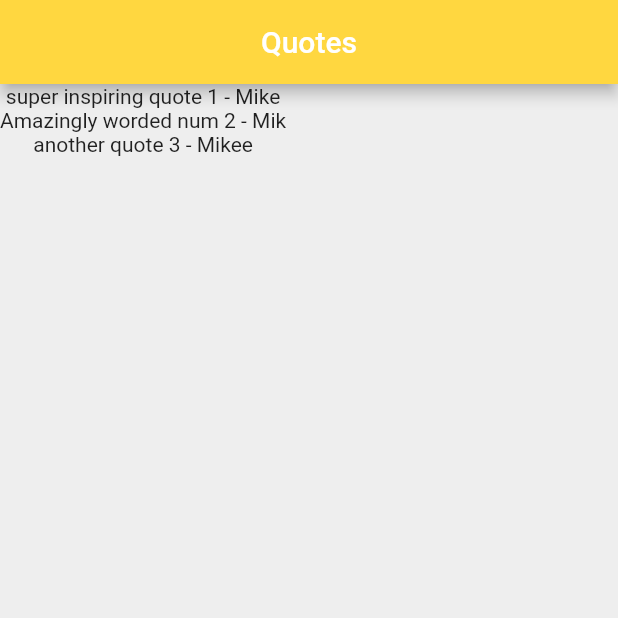
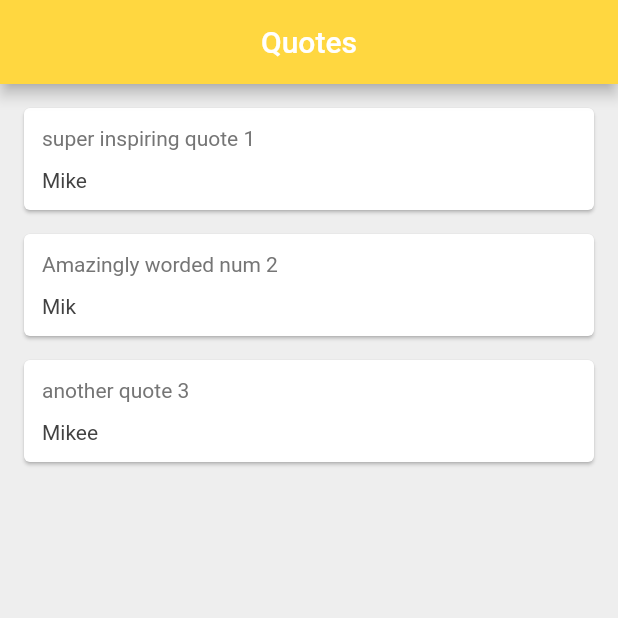
Before and after one commit to Mike-Yates/Flutter_practice_project2, a Flutter app: the screen it shows after launch, on a phone screen of 412 x 824 dp, the top half of it. Run offline on Flutter 3.47's test engine with Material 2 defaults, Android fonts, the phone set to English and light mode, and no system bars.

Commit message:
part 19
Used a function to return Card widgets that have the quote and the author on them. See the image attached to this commit to see progress.

```diff
--- a/lib/main.dart
+++ b/lib/main.dart
@@ -5,6 +5,34 @@ void main() {
   runApp(const MaterialApp(
     home: WidgetTree(),
   ));
+}
+
+Card quoteCard(quote){
+  return Card(
+    margin: EdgeInsets.fromLTRB(16, 16, 16, 0),
+    // color: Colors.blue,
+    child: Padding(
+      padding: const EdgeInsets.all(12.0),
+      child: Column(
+        crossAxisAlignment: CrossAxisAlignment.stretch,
+        children: [
+          Text(
+            quote.text,
+            style: TextStyle(
+                color: Colors.grey[600]
+            )
+          ),
+          const SizedBox(height: 12.0),
+          Text(
+              quote.author,
+              style: TextStyle(
+                  color: Colors.grey[800]
+              )
+          ),
+        ]
+      ),
+    )
+  );
 }
 
 class WidgetTree extends StatefulWidget {
@@ -32,7 +60,7 @@ class _WidgetTreeState extends State<WidgetTree> {
         backgroundColor: Colors.amberAccent,
       ),
       body:Column(
-        children: quotes.map((quote) => Text('${quote.text} - ${quote.author}')).toList(),
+        children: quotes.map((quote) => quoteCard(quote)).toList(),
       )
     );
   }
```
Also changed, not shown: assets/img.png.
